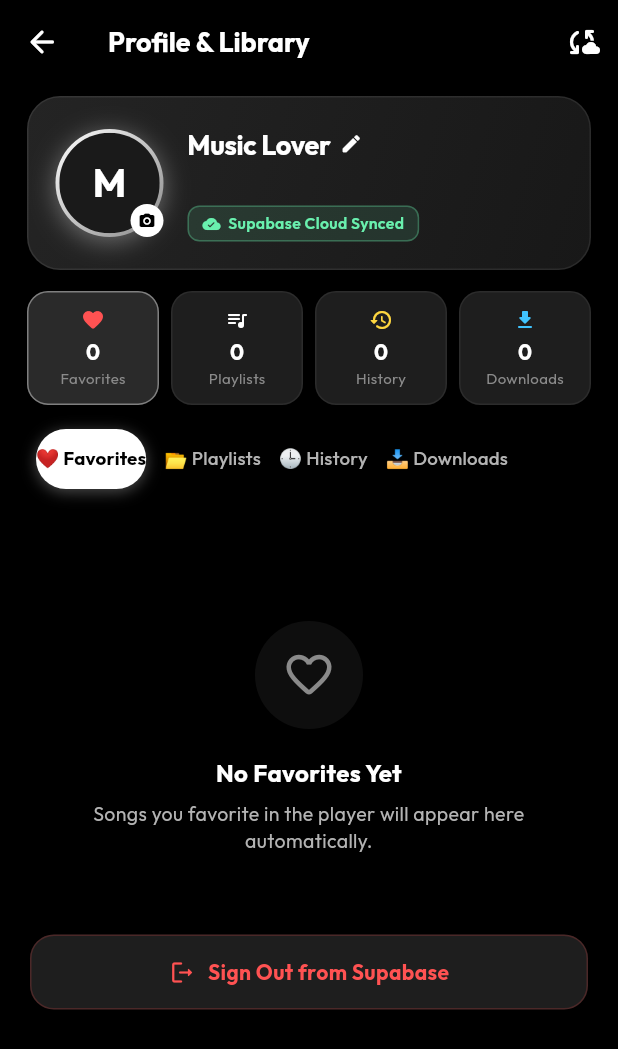
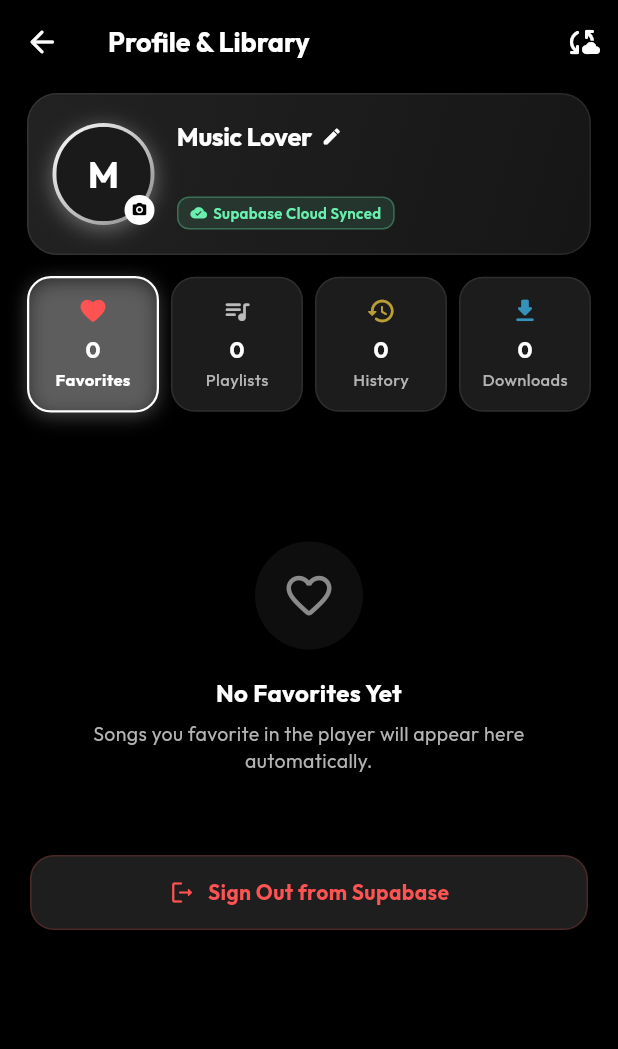
Before and after one commit to abhi963007/Kukku-Music, a Flutter app: the ProfileScreen screen opened directly, on a phone screen of 412 x 824 dp. Shown: the top 1049 px of the screen. Run offline on Flutter 3.47's test engine with Material 3 defaults, Android fonts, the phone set to English and light mode, and no system bars; our stand-ins replace audio_service, audio_video_progress_bar, cached_network_image, dio, get, google_fonts and 8 more; missing offline and left inert: audio_session, dart_des, youtube_explode_dart; accounts and stored records are empty; network calls fail.

Commit message:
fix(ui/ux): remove redundant pill bar, unify 4 stats cards into interactive segmented selector, fix text contrast

```diff
--- a/lib/controllers/user_data_controller.dart
+++ b/lib/controllers/user_data_controller.dart
@@ -339,6 +339,12 @@
     }
   }
 
+  void clearHistory() {
+    history.clear();
+    boxPut('AppPrefs', 'recentSongs', []);
+    _showToast("Listening history cleared", Icons.clear_all_rounded);
+  }
+
   void _showToast(String message, IconData icon, {bool isFavorite = false}) {
     Get.rawSnackbar(
       messageText: Row(
--- a/lib/ui/screens/profile_screen.dart
+++ b/lib/ui/screens/profile_screen.dart
@@ -6,6 +6,7 @@
 import '../../controllers/player_controller.dart';
 import '../../controllers/user_data_controller.dart';
 import '../../models/playlist_model.dart';
+import '../../models/song_model.dart';
 import '../../services/supabase_service.dart';
 import '../../utils/helper.dart';
 import '../theme/app_theme.dart';
@@ -241,28 +242,28 @@
           headerSliverBuilder: (context, innerBoxIsScrolled) => [
             SliverToBoxAdapter(
               child: Padding(
-                padding: const EdgeInsets.fromLTRB(18, 8, 18, 14),
+                padding: const EdgeInsets.fromLTRB(18, 6, 18, 12),
                 child: Column(
                   children: [
                     // 1. VIP Profile Hero Card
                     Container(
-                      padding: const EdgeInsets.all(18),
+                      padding: const EdgeInsets.all(16),
                       decoration: BoxDecoration(
-                        gradient: LinearGradient(
+                        gradient: const LinearGradient(
                           begin: Alignment.topLeft,
                           end: Alignment.bottomRight,
                           colors: [
-                            const Color(0xFF242424),
-                            const Color(0xFF181818),
+                            Color(0xFF222222),
+                            Color(0xFF161616),
                           ],
                         ),
-                        borderRadius: BorderRadius.circular(22),
+                        borderRadius: BorderRadius.circular(20),
                         border: Border.all(color: Colors.white.withValues(alpha: 0.08)),
                         boxShadow: [
                           BoxShadow(
                             color: Colors.black.withValues(alpha: 0.4),
-                            blurRadius: 16,
-                            offset: const Offset(0, 6),
+                            blurRadius: 14,
+                            offset: const Offset(0, 5),
                           ),
                         ],
                       ),
@@ -274,8 +275,8 @@
                             child: Stack(
                               children: [
                                 Container(
-                                  width: 72,
-                                  height: 72,
+                                  width: 68,
+                                  height: 68,
                                   decoration: BoxDecoration(
                                     shape: BoxShape.circle,
                                     gradient: const LinearGradient(
@@ -286,7 +287,7 @@
                                     boxShadow: [
                                       BoxShadow(
                                         color: AppTheme.primary.withValues(alpha: 0.35),
-                                        blurRadius: 14,
+                                        blurRadius: 12,
                                         offset: const Offset(0, 3),
                                       ),
                                     ],
@@ -311,18 +312,18 @@
                                   bottom: 0,
                                   right: 0,
                                   child: Container(
-                                    padding: const EdgeInsets.all(5),
+                                    padding: const EdgeInsets.all(4.5),
                                     decoration: const BoxDecoration(
                                       color: AppTheme.primary,
                                       shape: BoxShape.circle,
                                     ),
-                                    child: const Icon(Icons.camera_alt_rounded, size: 12, color: Colors.black),
+                                    child: const Icon(Icons.camera_alt_rounded, size: 11, color: Colors.black),
                                   ),
                                 ),
                               ],
                             ),
                           ),
-                          const SizedBox(width: 16),
+                          const SizedBox(width: 15),
                           // Name, Email, Auth status
                           Expanded(
                             child: Column(
@@ -337,7 +338,7 @@
                                         overflow: TextOverflow.ellipsis,
                                         style: const TextStyle(
                                           color: AppTheme.textPrimary,
-                                          fontSize: 18,
+                                          fontSize: 17,
                                           fontWeight: FontWeight.bold,
                                           letterSpacing: -0.2,
                                         ),
@@ -346,7 +347,7 @@
                                     const SizedBox(width: 6),
                                     GestureDetector(
                                       onTap: _editNameDialog,
-                                      child: const Icon(Icons.edit_rounded, size: 15, color: AppTheme.primary),
+                                      child: const Icon(Icons.edit_rounded, size: 14, color: AppTheme.primary),
                                     ),
                                   ],
                                 ),
@@ -357,13 +358,13 @@
                                   overflow: TextOverflow.ellipsis,
                                   style: const TextStyle(
                                     color: AppTheme.textSecondary,
-                                    fontSize: 12,
+                                    fontSize: 11.5,
                                   ),
                                 ),
                                 const SizedBox(height: 8),
                                 // Cloud status pill
                                 Container(
-                                  padding: const EdgeInsets.symmetric(horizontal: 9, vertical: 3.5),
+                                  padding: const EdgeInsets.symmetric(horizontal: 8, vertical: 3),
                                   decoration: BoxDecoration(
                                     color: isAuth
                                         ? Colors.greenAccent.withValues(alpha: 0.12)
@@ -380,14 +381,14 @@
                                     children: [
                                       Icon(
                                         isAuth ? Icons.cloud_done_rounded : Icons.cloud_off_rounded,
-                                        size: 12,
+                                        size: 11,
                                         color: isAuth ? Colors.greenAccent : AppTheme.textMuted,
                                       ),
-                                      const SizedBox(width: 5),
+                                      const SizedBox(width: 4),
                                       Text(
                                         isAuth ? "Supabase Cloud Synced" : "Guest Mode",
                                         style: TextStyle(
-                                          fontSize: 10.5,
+                                          fontSize: 10,
                                           fontWeight: FontWeight.w600,
                                           color: isAuth ? Colors.greenAccent : AppTheme.textMuted,
                                         ),
@@ -403,55 +404,20 @@
                     ),
                     const SizedBox(height: 14),
 
-                    // 2. Stats Row (4 Glass Cards)
+                    // 2. Interactive Segmented Selector Cards (NO duplicate pills!)
                     Obx(() {
                       return Row(
                         children: [
-                          _statPill("Favorites", _userData.favorites.length, Icons.favorite_rounded, Colors.redAccent, 0),
+                          _segmentedCard("Favorites", _userData.favorites.length, Icons.favorite_rounded, Colors.redAccent, 0),
                           const SizedBox(width: 8),
-                          _statPill("Playlists", _userData.playlists.length, Icons.queue_music_rounded, AppTheme.primary, 1),
+                          _segmentedCard("Playlists", _userData.playlists.length, Icons.queue_music_rounded, AppTheme.primary, 1),
                           const SizedBox(width: 8),
-                          _statPill("History", _userData.history.length, Icons.history_rounded, Colors.amberAccent, 2),
+                          _segmentedCard("History", _userData.history.length, Icons.history_rounded, Colors.amberAccent, 2),
                           const SizedBox(width: 8),
-                          _statPill("Downloads", _downloads.downloadedSongs.length, Icons.download_rounded, Colors.lightBlueAccent, 3),
+                          _segmentedCard("Downloads", _downloads.downloadedSongs.length, Icons.download_rounded, Colors.lightBlueAccent, 3),
                         ],
                       );
                     }),
-                    const SizedBox(height: 16),
-
-                    // 3. Scrollable Premium Pill Tab Bar
-                    SizedBox(
-                      height: 40,
-                      child: TabBar(
-                        controller: _tabController,
-                        isScrollable: true,
-                        tabAlignment: TabAlignment.start,
-                        padding: EdgeInsets.zero,
-                        labelPadding: const EdgeInsets.symmetric(horizontal: 6),
-                        indicator: BoxDecoration(
-                          color: AppTheme.primary,
-                          borderRadius: BorderRadius.circular(20),
-                          boxShadow: [
-                            BoxShadow(
-                              color: AppTheme.primary.withValues(alpha: 0.3),
-                              blurRadius: 8,
-                              offset: const Offset(0, 2),
-                            ),
-                          ],
-                        ),
-                        labelColor: Colors.black,
-                        unselectedLabelColor: AppTheme.textSecondary,
-                        labelStyle: const TextStyle(fontSize: 12.5, fontWeight: FontWeight.bold),
-                        unselectedLabelStyle: const TextStyle(fontSize: 12.5, fontWeight: FontWeight.w500),
-                        dividerColor: Colors.transparent,
-                        tabs: const [
-                          Tab(text: "❤️ Favorites"),
-                          Tab(text: "📂 Playlists"),
-                          Tab(text: "🕒 History"),
-                          Tab(text: "📥 Downloads"),
-                        ],
-                      ),
-                    ),
                   ],
                 ),
               ),
@@ -482,44 +448,70 @@
     return Center(
       child: Text(
         name.isNotEmpty ? name[0].toUpperCase() : 'A',
-        style: const TextStyle(fontSize: 26, fontWeight: FontWeight.bold, color: AppTheme.primary),
+        style: const TextStyle(fontSize: 24, fontWeight: FontWeight.bold, color: AppTheme.primary),
       ),
     );
   }
 
-  Widget _statPill(String label, int count, IconData icon, Color color, int tabIndex) {
+  Widget _segmentedCard(String label, int count, IconData icon, Color color, int tabIndex) {
     final isSelected = _tabController.index == tabIndex;
 
     return Expanded(
       child: GestureDetector(
-        onTap: () => _tabController.animateTo(tabIndex),
-        child: Container(
-          padding: const EdgeInsets.symmetric(vertical: 10),
+        onTap: () {
+          _tabController.animateTo(tabIndex);
+          setState(() {});
+        },
+        child: AnimatedContainer(
+          duration: const Duration(milliseconds: 200),
+          padding: const EdgeInsets.symmetric(vertical: 12, horizontal: 4),
           decoration: BoxDecoration(
-            color: isSelected ? const Color(0xFF2A2A2A) : const Color(0xFF1E1E1E),
-            borderRadius: BorderRadius.circular(14),
+            color: isSelected
+                ? AppTheme.primary.withValues(alpha: 0.15)
+                : const Color(0xFF1C1C1C),
+            borderRadius: BorderRadius.circular(16),
             border: Border.all(
-              color: isSelected ? AppTheme.primary.withValues(alpha: 0.4) : Colors.white.withValues(alpha: 0.06),
+              color: isSelected
+                  ? AppTheme.primary
+                  : Colors.white.withValues(alpha: 0.08),
+              width: isSelected ? 1.5 : 1.0,
             ),
+            boxShadow: isSelected
+                ? [
+                    BoxShadow(
+                      color: AppTheme.primary.withValues(alpha: 0.25),
+                      blurRadius: 10,
+                      offset: const Offset(0, 3),
+                    ),
+                  ]
+                : [],
           ),
           child: Column(
             mainAxisSize: MainAxisSize.min,
             children: [
-              Icon(icon, color: color, size: 16),
-              const SizedBox(height: 4),
+              Icon(
+                icon,
+                color: isSelected ? color : color.withValues(alpha: 0.7),
+                size: 20,
+              ),
+              const SizedBox(height: 5),
               Text(
                 count.toString(),
-                style: const TextStyle(
-                  color: AppTheme.textPrimary,
-                  fontSize: 14,
+                style: TextStyle(
+                  color: isSelected ? Colors.white : AppTheme.textPrimary,
+                  fontSize: 15,
                   fontWeight: FontWeight.bold,
                 ),
               ),
+              const SizedBox(height: 2),
               Text(
                 label,
-                style: const TextStyle(
-                  color: AppTheme.textMuted,
-                  fontSize: 10,
+                maxLines: 1,
+                overflow: TextOverflow.ellipsis,
+                style: TextStyle(
+                  color: isSelected ? AppTheme.primary : AppTheme.textSecondary,
+                  fontSize: 11,
+                  fontWeight: isSelected ? FontWeight.bold : FontWeight.w500,
                 ),
               ),
             ],
@@ -569,19 +561,61 @@
       }
 
       return ListView.builder(
-        padding: EdgeInsets.fromLTRB(0, 6, 0, bottomInset + 80),
-        itemCount: favs.length + 1,
+        padding: EdgeInsets.fromLTRB(0, 8, 0, bottomInset + 80),
+        itemCount: favs.length + 2,
         itemBuilder: (context, index) {
-          if (index == favs.length) {
+          if (index == 0) {
+            // Action Header (Play All & Shuffle)
+            return Padding(
+              padding: const EdgeInsets.fromLTRB(20, 4, 20, 12),
+              child: Row(
+                children: [
+                  Expanded(
+                    child: ElevatedButton.icon(
+                      onPressed: () => player.playQueue(favs, 0),
+                      icon: const Icon(Icons.play_arrow_rounded, size: 20),
+                      label: const Text("Play All", style: TextStyle(fontWeight: FontWeight.bold, fontSize: 13.5)),
+                      style: ElevatedButton.styleFrom(
+                        backgroundColor: AppTheme.primary,
+                        foregroundColor: Colors.black,
+                        padding: const EdgeInsets.symmetric(vertical: 10),
+                        shape: RoundedRectangleBorder(borderRadius: BorderRadius.circular(20)),
+                      ),
+                    ),
+                  ),
+                  const SizedBox(width: 10),
+                  Expanded(
+                    child: OutlinedButton.icon(
+                      onPressed: () {
+                        final shuffled = List<SongModel>.from(favs)..shuffle();
+                        player.playQueue(shuffled, 0);
+                      },
+                      icon: const Icon(Icons.shuffle_rounded, size: 16),
+                      label: const Text("Shuffle", style: TextStyle(fontWeight: FontWeight.bold, fontSize: 13.5)),
+                      style: OutlinedButton.styleFrom(
+                        foregroundColor: AppTheme.textPrimary,
+                        side: BorderSide(color: Colors.white.withValues(alpha: 0.2)),
+                        padding: const EdgeInsets.symmetric(vertical: 10),
+                        shape: RoundedRectangleBorder(borderRadius: BorderRadius.circular(20)),
+                      ),
+                    ),
+                  ),
+                ],
+              ),
+            );
+          }
+
+          if (index == favs.length + 1) {
             return Padding(
               padding: const EdgeInsets.fromLTRB(20, 16, 20, 10),
               child: _AuthActionCard(isAuth: isAuth),
             );
           }
-          final song = favs[index];
+
+          final song = favs[index - 1];
           return SongTile(
             song: song,
-            onTap: () => player.playQueue(favs, index),
+            onTap: () => player.playQueue(favs, index - 1),
           );
         },
       );
@@ -802,19 +836,44 @@
       }
 
       return ListView.builder(
-        padding: EdgeInsets.fromLTRB(0, 6, 0, bottomInset + 80),
-        itemCount: history.length + 1,
+        padding: EdgeInsets.fromLTRB(0, 8, 0, bottomInset + 80),
+        itemCount: history.length + 2,
         itemBuilder: (context, index) {
-          if (index == history.length) {
+          if (index == 0) {
+            return Padding(
+              padding: const EdgeInsets.fromLTRB(20, 4, 20, 10),
+              child: Row(
+                mainAxisAlignment: MainAxisAlignment.spaceBetween,
+                children: [
+                  Text(
+                    "Recently Played (${history.length})",
+                    style: const TextStyle(
+                      color: AppTheme.textSecondary,
+                      fontSize: 13,
+                      fontWeight: FontWeight.w600,
+                    ),
+                  ),
+                  TextButton.icon(
+                    onPressed: () => userData.clearHistory(),
+                    icon: const Icon(Icons.clear_all_rounded, size: 16, color: AppTheme.textMuted),
+                    label: const Text("Clear All", style: TextStyle(color: AppTheme.textMuted, fontSize: 12)),
+                  ),
+                ],
+              ),
+            );
+          }
+
+          if (index == history.length + 1) {
             return Padding(
               padding: const EdgeInsets.fromLTRB(20, 16, 20, 10),
               child: _AuthActionCard(isAuth: isAuth),
             );
           }
-          final song = history[index];
+
+          final song = history[index - 1];
           return SongTile(
             song: song,
-            onTap: () => player.playQueue(history, index),
+            onTap: () => player.playQueue(history, index - 1),
           );
         },
       );
@@ -861,19 +920,43 @@
       }
 
       return ListView.builder(
-        padding: EdgeInsets.fromLTRB(0, 6, 0, bottomInset + 80),
-        itemCount: items.length + 1,
+        padding: EdgeInsets.fromLTRB(0, 8, 0, bottomInset + 80),
+        itemCount: items.length + 2,
         itemBuilder: (context, index) {
-          if (index == items.length) {
+          if (index == 0) {
+            return Padding(
+              padding: const EdgeInsets.fromLTRB(20, 4, 20, 12),
+              child: Row(
+                children: [
+                  Expanded(
+                    child: ElevatedButton.icon(
+                      onPressed: () => player.playQueue(items, 0),
+                      icon: const Icon(Icons.play_arrow_rounded, size: 20),
+                      label: Text("Play All (${items.length})", style: const TextStyle(fontWeight: FontWeight.bold, fontSize: 13.5)),
+                      style: ElevatedButton.styleFrom(
+                        backgroundColor: AppTheme.primary,
+                        foregroundColor: Colors.black,
+                        padding: const EdgeInsets.symmetric(vertical: 10),
+                        shape: RoundedRectangleBorder(borderRadius: BorderRadius.circular(20)),
+                      ),
+                    ),
+                  ),
+                ],
+              ),
+            );
+          }
+
+          if (index == items.length + 1) {
             return Padding(
               padding: const EdgeInsets.fromLTRB(20, 16, 20, 10),
               child: _AuthActionCard(isAuth: isAuth),
             );
           }
-          final song = items[index];
+
+          final song = items[index - 1];
           return SongTile(
             song: song,
-            onTap: () => player.playQueue(items, index),
+            onTap: () => player.playQueue(items, index - 1),
           );
         },
       );
```
